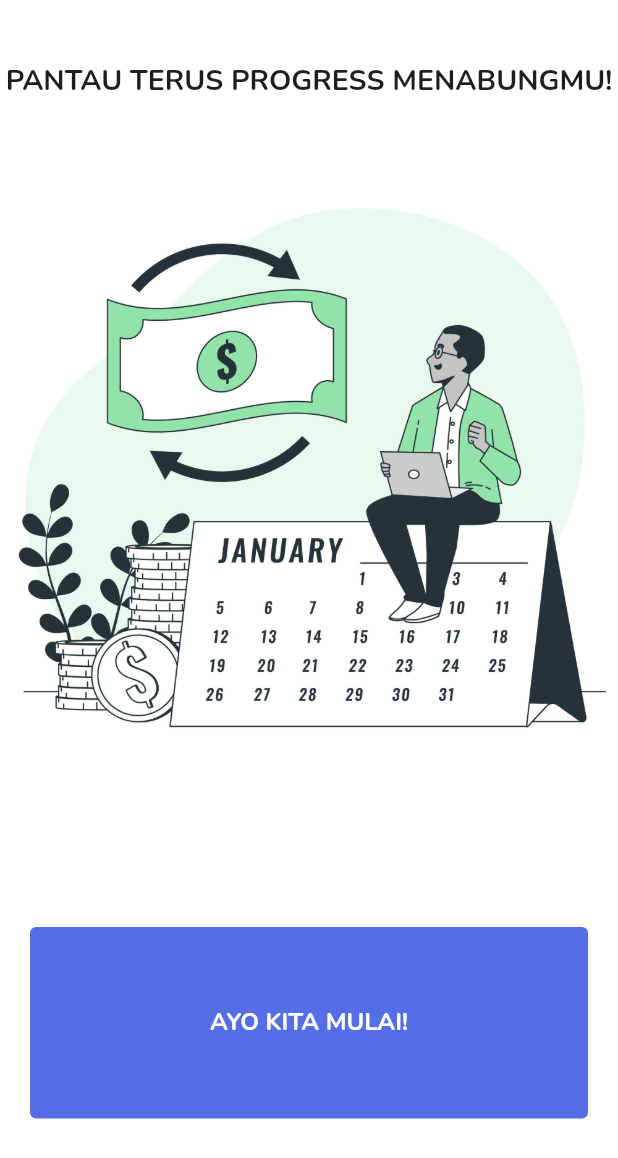
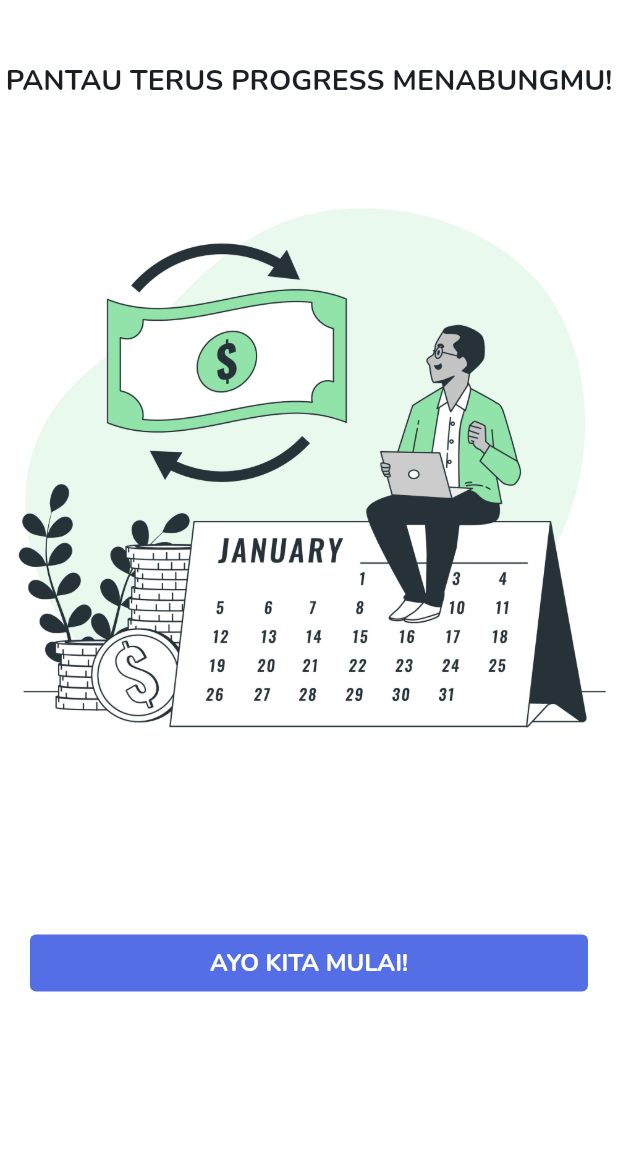
Before and after one commit to AlvinHadinata/walleto, a Flutter app: the screen it shows after launch, swiped to page 3, on a phone screen of 412 x 824 dp. Shown: the top 1158 px of the screen. Run offline on Flutter 3.47's test engine with Material 2 defaults, Android fonts, the phone set to English and light mode, and no system bars; our stand-ins replace animated_bottom_navigation_bar, auto_size_text, carousel_slider, flutter_local_notifications, flutter_speed_dial, flutter_spinkit and 8 more; missing offline and left inert: android_alarm_manager; accounts and stored records are empty; project files that could hold a hidden picture were left out.

Commit message:
Perbaikan button onboarding

```diff
--- a/lib/screens/home_page.dart
+++ b/lib/screens/home_page.dart
@@ -35,7 +35,7 @@ class _HomePageState extends State<HomePage>
 
   final List<String> _listName = [
     "Dashboard",
-    "Setting",
+    "Pengaturan",
   ];
 
   @override
--- a/lib/screens/onboarding/onboarding_page.dart
+++ b/lib/screens/onboarding/onboarding_page.dart
@@ -153,7 +153,6 @@ class MyTextButton extends StatelessWidget {
     return Padding(
       padding: const EdgeInsets.symmetric(horizontal: 20),
       child: SizedBox(
-        height: (MediaQuery.of(context).size.height / 100) * 15.5,
         width: (MediaQuery.of(context).size.width / 100) * 100,
         child: TextButton(
           onPressed: onPressed,
```
